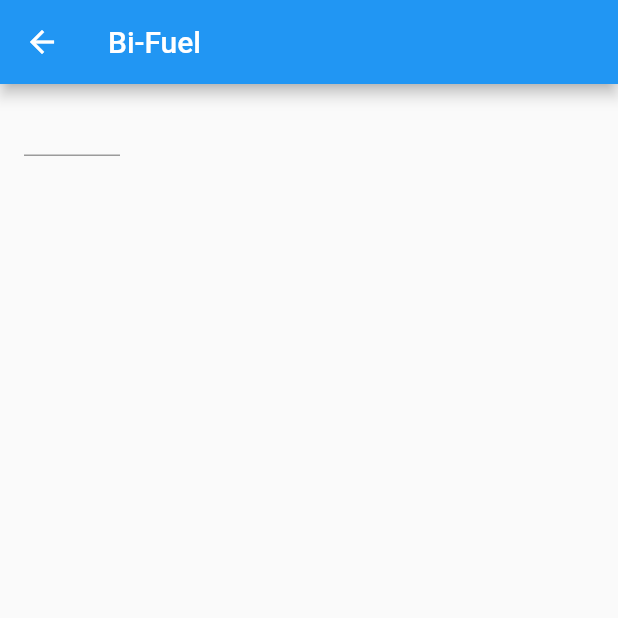
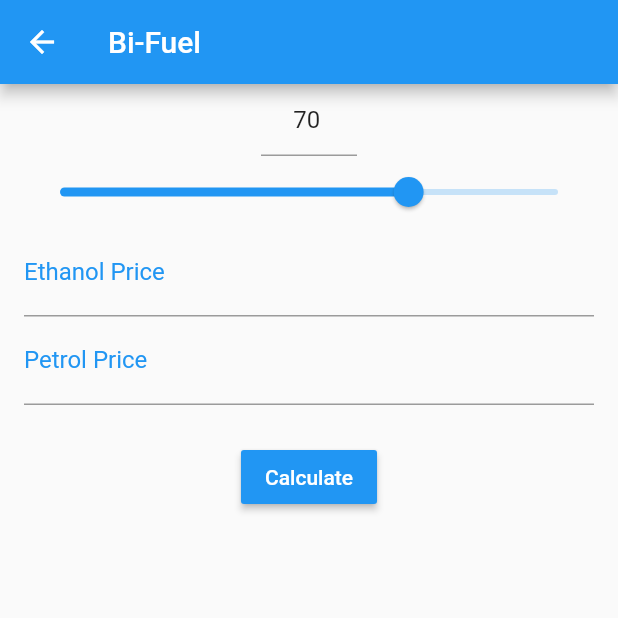
Before and after one commit to EduardoLima03/rigntfuel, a Flutter app: the BiFuelPage screen opened directly, on a phone screen of 412 x 824 dp, the top half of it. Run offline on Flutter 3.47's test engine with Material 2 defaults, Android fonts, the phone set to English and light mode, and no system bars.

Commit message:
termino da tela bi-fuel
o Erro de validação ainda continua. ele deixa os campos tem o mesmo valor

```diff
--- a/lang/en.json
+++ b/lang/en.json
@@ -14,5 +14,6 @@
     "tax_gasoline": "Petrol Price",
     "tax_ethanol": "Ethanol Price",
     "validation": "Prohibited empty field",
+    "validation_2": "the value must be greater than the first field",
     "msg": "Is doing"
 }
--- a/lang/es.json
+++ b/lang/es.json
@@ -14,5 +14,6 @@
     "tax_gasoline": "Precio de la gasolina",
     "tax_ethanol": "Precio de etanol",
     "validation": "campo vacío prohibido",
+    "validation_2": "el valor debe ser mayor que el primer campo",
     "msg":"está haciendo"
 }
--- a/lang/pt.json
+++ b/lang/pt.json
@@ -14,5 +14,6 @@
     "tax_gasoline": "Preço da Gasolina",
     "tax_ethanol": "Preço do Etanol",
     "validation": "proibido campo vazio",
+    "validation_2": "o valor têm que ser maior que o primeiro campo",
     "msg": "está fazendo"
 }
--- a/lib/views/bi_fuel_page.dart
+++ b/lib/views/bi_fuel_page.dart
@@ -1,4 +1,5 @@
 import 'package:flutter/material.dart';
+import 'package:intl/intl.dart';
 
 import '../app_localizations.dart';
 
@@ -6,10 +7,33 @@ class BiFuelPage extends StatefulWidget {
   @override
   _BiFuelPageState createState() => _BiFuelPageState();
 
-  int _continuousValue = 70;
+  double _continuousValue = 70;
 }
 
 class _BiFuelPageState extends State<BiFuelPage> {
+  var f = NumberFormat("##.0#", "en_US");
+  String _mensg = "";
+
+  final _controllerEtanol = TextEditingController(text: "");
+  final _controllerGasolina = TextEditingController(text: "");
+
+  void calculo() {
+    double porcentegem = widget._continuousValue / 100;
+    double gasolina =
+        double.parse(_controllerGasolina.text.replaceAll(',', '.'));
+    double etanol = double.parse(_controllerEtanol.text.replaceAll(',', '.'));
+
+    if ((etanol / gasolina) <= porcentegem) {
+      setState(() {
+        _mensg = AppLocalizations.of(context).translate('smt_ethanol');
+      });
+    } else {
+      setState(() {
+        _mensg = AppLocalizations.of(context).translate('smt_gasoline');
+      });
+    }
+  }
+
   @override
   Widget build(BuildContext context) {
     return Scaffold(
@@ -21,6 +45,8 @@ class _BiFuelPageState extends State<BiFuelPage> {
           padding: EdgeInsets.symmetric(horizontal: 16),
           child: Column(
             mainAxisSize: MainAxisSize.min,
+            children: <Widget>[
+              Column(
                 children: [
                   SizedBox(
                     width: 64,
@@ -33,11 +59,68 @@ class _BiFuelPageState extends State<BiFuelPage> {
                         if (newValue != null &&
                             newValue != widget._continuousValue) {
                           setState(() {
-                        widget._continuousValue = newValue.clamp(0, 100) as int;
+                            widget._continuousValue =
+                                newValue.clamp(0, 100) as double;
                           });
                         }
                       },
+                      keyboardType: TextInputType.number,
+                      controller: TextEditingController(
+                        text: widget._continuousValue.toStringAsFixed(0),
                       ),
+                    ),
+                  ),
+                  Slider(
+                    value: widget._continuousValue,
+                    onChanged: (value) {
+                      setState(() {
+                        widget._continuousValue = value;
+                      });
+                    },
+                    min: 0,
+                    max: 100,
+                  ),
+                ],
+              ),
+              TextField(
+                decoration: InputDecoration(
+                  labelText:
+                      AppLocalizations.of(context).translate('tax_ethanol'),
+                  labelStyle: TextStyle(
+                    color: Theme.of(context).accentColor,
+                  ),
+                  prefixText: "R\$",
+                ),
+                keyboardType: TextInputType.numberWithOptions(),
+                controller: _controllerEtanol,
+              ),
+              TextField(
+                decoration: InputDecoration(
+                  labelText:
+                      AppLocalizations.of(context).translate('tax_gasoline'),
+                  labelStyle: TextStyle(color: Theme.of(context).accentColor),
+                  prefixText: "R\$",
+                ),
+                keyboardType: TextInputType.numberWithOptions(),
+                controller: _controllerGasolina,
+              ),
+              SizedBox(
+                height: 24,
+              ),
+              RaisedButton(
+                onPressed: calculo,
+                child: Text(
+                  AppLocalizations.of(context).translate('calculate'),
+                  style: TextStyle(color: Colors.white),
+                ),
+                color: Theme.of(context).accentColor,
+              ),
+              SizedBox(
+                height: 24,
+              ),
+              Text(
+                _mensg,
+                style: TextStyle(color: Theme.of(context).accentColor),
               ),
             ],
           ),
--- a/pubspec.yaml
+++ b/pubspec.yaml
@@ -31,6 +31,8 @@ dependencies:
   # The following adds the Cupertino Icons font to your application.
   # Use with the CupertinoIcons class for iOS style icons.
   cupertino_icons: ^0.1.3
+
+  intl: ^0.16.1
 
 
 dev_dependencies:
```
Also changed, not shown: lib/views/average_consumption_page.dart (+14 -4 lines), pubspec.lock. Lines whose indentation alone changed are shown as unchanged.
